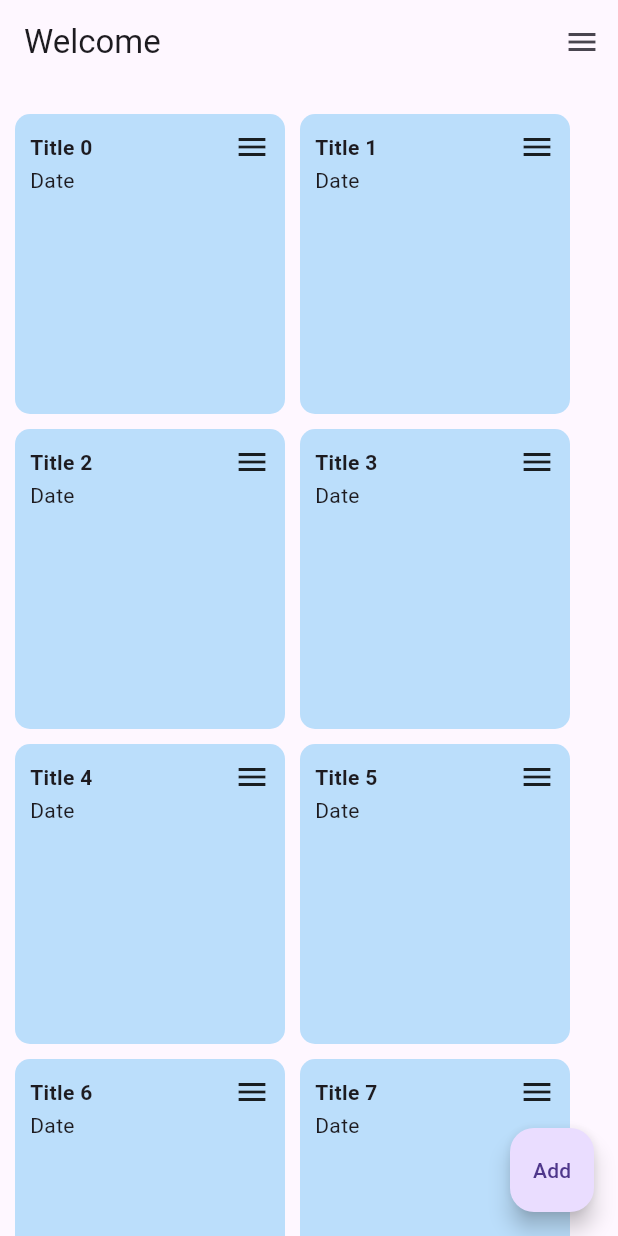
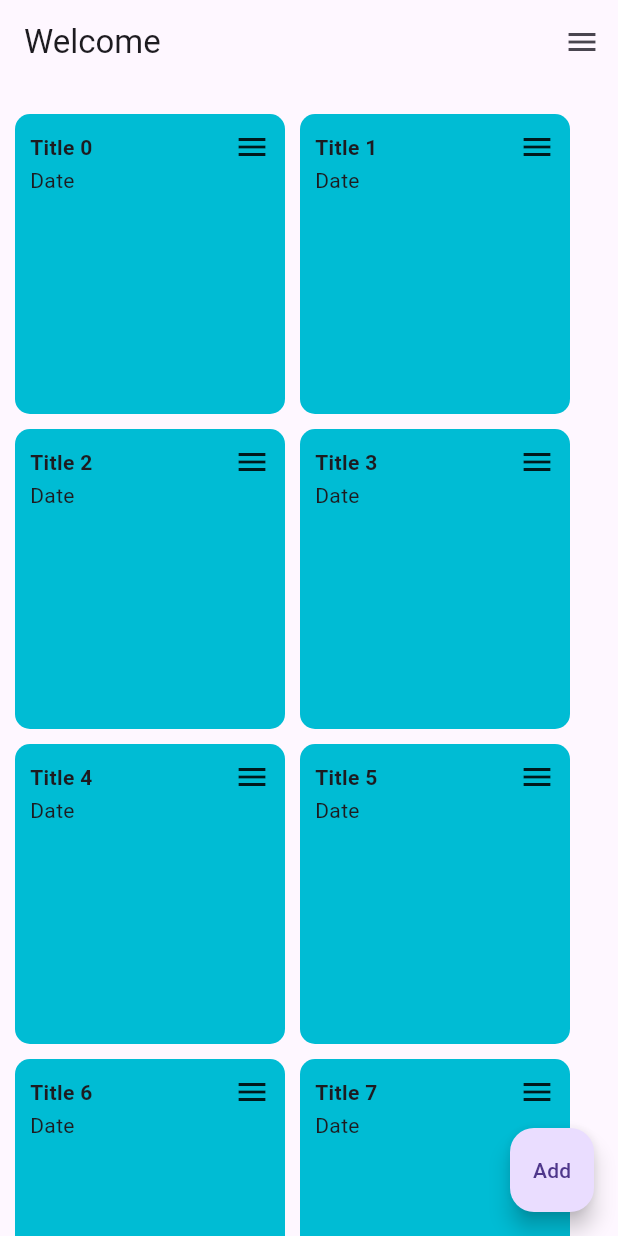
Before and after one commit to ishankanaujiya/note_app, a Flutter app: the screen it shows after launch, on a phone screen of 412 x 824 dp. Run offline on Flutter 3.47's test engine with Material 3 defaults, Android fonts, the phone set to English and light mode, and no system bars.

Commit message:
Small Changes Made

```diff
--- a/lib/MainHome.dart
+++ b/lib/MainHome.dart
@@ -33,7 +33,7 @@ class _HomeState extends State<Home> {
                   height: 200,
                   padding: EdgeInsets.all(10),
                   decoration: BoxDecoration(
-                    color: Colors.blue.shade100,
+                    color: Colors.cyan,
                     borderRadius: BorderRadius.circular(10),
                   ),
 
```
